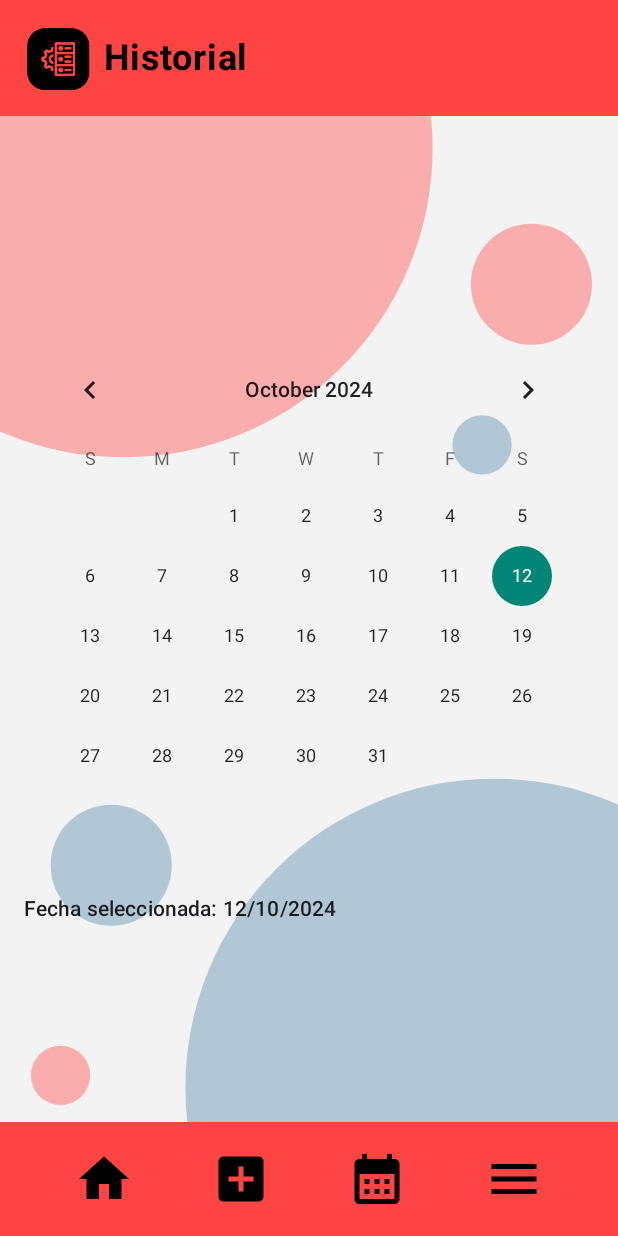
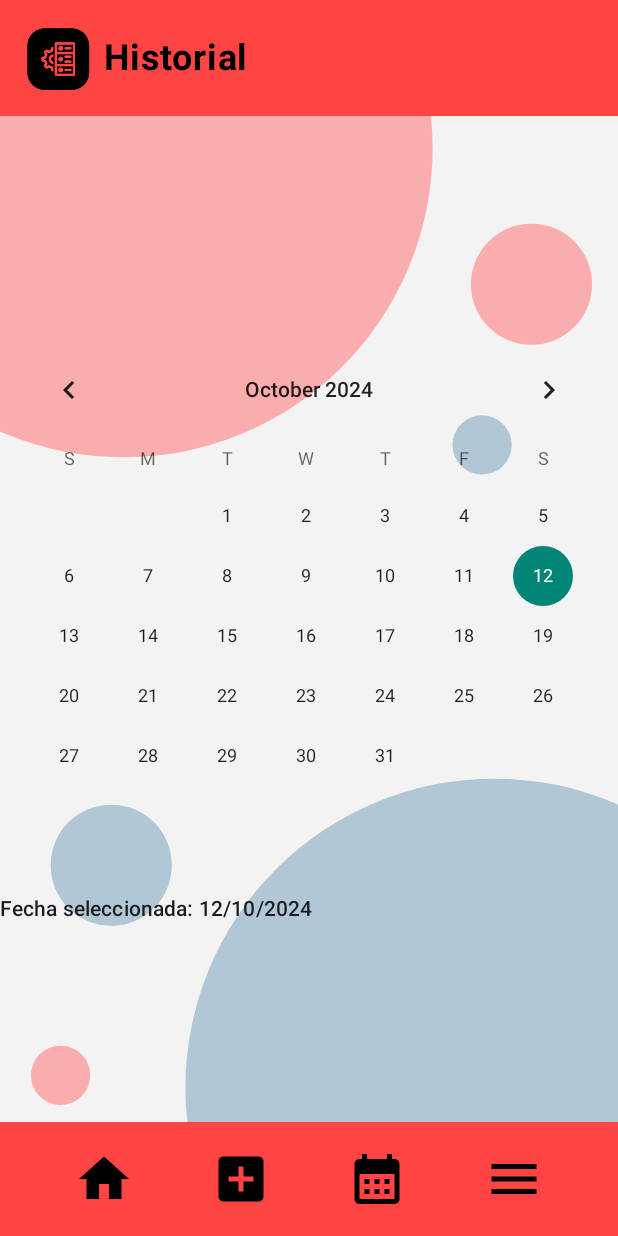
Before and after one commit to KAEM10/TaskMaster, an Android app built with Jetpack Compose: the screen it shows after launch (MainActivity), on a phone screen of 412 x 824 dp. Run offline under Robolectric (Android 15) with nearby library versions, the phone set to English and light mode, and no system bars.

Commit message:
update histotial

```diff
--- a/app/src/main/java/edu/unicauca/taskmaster/ui/screens/historial/HistorialScreen.kt
+++ b/app/src/main/java/edu/unicauca/taskmaster/ui/screens/historial/HistorialScreen.kt
@@ -27,7 +27,6 @@ fun HistotialScreen(
         BackgroundWithCircles(blurRadius = 0.4f)
         Column(
             modifier = Modifier.fillMaxSize(),
-            // verticalArrangement = Arrangement.SpaceBetween
         ) {
             HeaderTask(
                 imagen = R.drawable.icono_task_master,
@@ -60,17 +59,16 @@ fun CalendarWithTasks() {
     // Estado para la fecha seleccionada
     var selectedDate by remember { mutableStateOf(Calendar.getInstance()) }
 
-    // Estado para controlar si la fecha ha sido seleccionada manualmente
-    var isDateSelectedManually by remember { mutableStateOf(false) }
+    // Recolección del estado actual de la fecha seleccionada para forzar la recomposición
+    val day = selectedDate.get(Calendar.DAY_OF_MONTH)
+    val month = selectedDate.get(Calendar.MONTH) + 1 // +1 porque los meses comienzan en 0
+    val year = selectedDate.get(Calendar.YEAR)
 
     Column(
         verticalArrangement = Arrangement.Center,
         modifier = Modifier
             .fillMaxSize()
-            .padding(16.dp)
     ) {
-
-        // CalendarView (de la vista tradicional)
         AndroidView(
             modifier = Modifier
                 .fillMaxWidth()
@@ -84,14 +82,15 @@ fun CalendarWithTasks() {
                     // Listener para la selección de una nueva fecha
                     setOnDateChangeListener { _, year, month, dayOfMonth ->
                         // Actualiza la fecha seleccionada cuando se hace clic en una fecha
-                        selectedDate.set(year, month, dayOfMonth)
-                        isDateSelectedManually = true // Marcar que el usuario ha seleccionado una fecha
+                        selectedDate = Calendar.getInstance().apply {
+                            set(year, month, dayOfMonth)
+                        }
                     }
                 }
             },
             update = { calendarView ->
-                // Si la fecha no ha sido seleccionada manualmente, establecer la fecha actual
-                if (!isDateSelectedManually) {
+                // Actualiza la vista solo si la fecha ha cambiado
+                if (calendarView.date != selectedDate.timeInMillis) {
                     calendarView.date = selectedDate.timeInMillis
                 }
             }
@@ -101,9 +100,7 @@ fun CalendarWithTasks() {
 
         // Muestra la fecha seleccionada
         Text(
-            text = "Fecha seleccionada: ${selectedDate.get(Calendar.DAY_OF_MONTH)}/" +
-                    "${selectedDate.get(Calendar.MONTH) + 1}/" + // Los meses en CalendarView empiezan desde 0
-                    "${selectedDate.get(Calendar.YEAR)}",
+            text = "Fecha seleccionada: $day/$month/$year",
             style = MaterialTheme.typography.titleSmall
         )
     }
```
